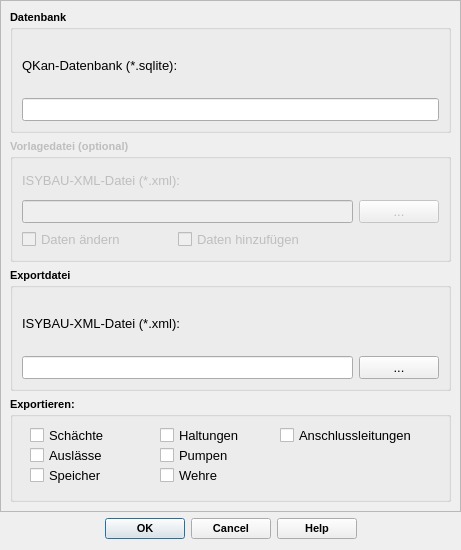
SonkeHoffmann/QKan-1, file qkan/isyporter/res/xml_export_dialog_base.ui: the form before one commit.
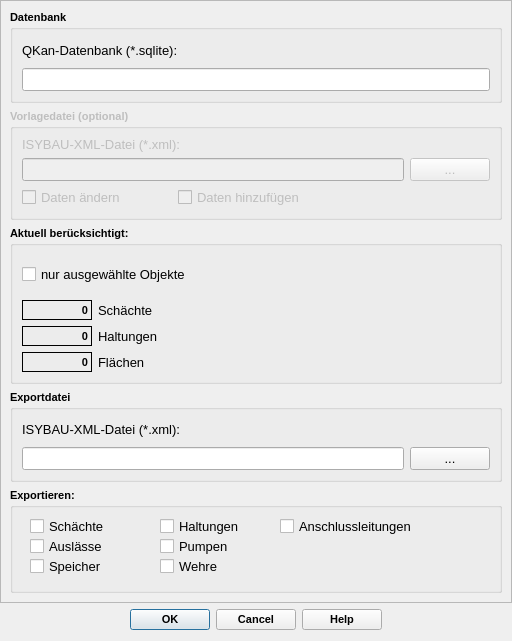
The form after the commit.

Diff of the .ui file:
```diff
--- a/qkan/isyporter/res/xml_export_dialog_base.ui
+++ b/qkan/isyporter/res/xml_export_dialog_base.ui
@@ -6,14 +6,14 @@
    <rect>
     <x>0</x>
     <y>0</y>
-    <width>461</width>
-    <height>550</height>
+    <width>512</width>
+    <height>641</height>
    </rect>
   </property>
   <property name="maximumSize">
    <size>
     <width>16777215</width>
-    <height>550</height>
+    <height>650</height>
    </size>
   </property>
   <property name="windowTitle">
@@ -38,9 +38,9 @@
       <property name="geometry">
        <rect>
         <x>0</x>
-        <y>0</y>
-        <width>459</width>
-        <height>502</height>
+        <y>-46</y>
+        <width>489</width>
+        <height>654</height>
        </rect>
       </property>
       <layout class="QVBoxLayout" name="verticalLayout_3">
@@ -206,6 +206,200 @@
          </layout>
         </widget>
        </item>
+       <item>
+        <widget class="QGroupBox" name="groupBox_6">
+         <property name="font">
+          <font>
+           <family>Tahoma</family>
+           <pointsize>8</pointsize>
+           <weight>75</weight>
+           <bold>true</bold>
+          </font>
+         </property>
+         <property name="title">
+          <string>Aktuell berücksichtigt:</string>
+         </property>
+         <layout class="QVBoxLayout" name="verticalLayout_6">
+          <item>
+           <widget class="QCheckBox" name="cb_selectedObjects">
+            <property name="minimumSize">
+             <size>
+              <width>0</width>
+              <height>40</height>
+             </size>
+            </property>
+            <property name="font">
+             <font>
+              <family>Tahoma</family>
+              <pointsize>10</pointsize>
+              <weight>50</weight>
+              <bold>false</bold>
+             </font>
+            </property>
+            <property name="text">
+             <string>nur ausgewählte Objekte</string>
+            </property>
+           </widget>
+          </item>
+          <item>
+           <layout class="QHBoxLayout" name="horizontalLayout_4">
+            <item>
+             <widget class="QLabel" name="lf_anzahl_schaechte">
+              <property name="minimumSize">
+               <size>
+                <width>70</width>
+                <height>20</height>
+               </size>
+              </property>
+              <property name="maximumSize">
+               <size>
+                <width>70</width>
+                <height>20</height>
+               </size>
+              </property>
+              <property name="font">
+               <font>
+                <family>Tahoma</family>
+                <pointsize>8</pointsize>
+                <weight>75</weight>
+                <bold>true</bold>
+               </font>
+              </property>
+              <property name="frameShape">
+               <enum>QFrame::Panel</enum>
+              </property>
+              <property name="text">
+               <string>0</string>
+              </property>
+              <property name="alignment">
+               <set>Qt::AlignRight|Qt::AlignTrailing|Qt::AlignVCenter</set>
+              </property>
+             </widget>
+            </item>
+            <item>
+             <widget class="QLabel" name="label_33">
+              <property name="font">
+               <font>
+                <family>Tahoma</family>
+                <pointsize>10</pointsize>
+                <weight>50</weight>
+                <bold>false</bold>
+               </font>
+              </property>
+              <property name="text">
+               <string>Schächte</string>
+              </property>
+             </widget>
+            </item>
+           </layout>
+          </item>
+          <item>
+           <layout class="QHBoxLayout" name="horizontalLayout_5">
+            <item>
+             <widget class="QLabel" name="lf_anzahl_haltungen">
+              <property name="minimumSize">
+               <size>
+                <width>70</width>
+                <height>20</height>
+               </size>
+              </property>
+              <property name="maximumSize">
+               <size>
+                <width>70</width>
+                <height>20</height>
+               </size>
+              </property>
+              <property name="font">
+               <font>
+                <family>Tahoma</family>
+                <pointsize>8</pointsize>
+                <weight>75</weight>
+                <bold>true</bold>
+               </font>
+              </property>
+              <property name="frameShape">
+               <enum>QFrame::Panel</enum>
+              </property>
+              <property name="text">
+               <string>0</string>
+              </property>
+              <property name="alignment">
+               <set>Qt::AlignRight|Qt::AlignTrailing|Qt::AlignVCenter</set>
+              </property>
+             </widget>
+            </item>
+            <item>
+             <widget class="QLabel" name="label_13">
+              <property name="font">
+               <font>
+                <family>Tahoma</family>
+                <pointsize>10</pointsize>
+                <weight>50</weight>
+                <bold>false</bold>
+               </font>
+              </property>
+              <property name="text">
+               <string>Haltungen</string>
+              </property>
+             </widget>
+            </item>
+           </layout>
+          </item>
+          <item>
+           <layout class="QHBoxLayout" name="horizontalLayout_6">
+            <item>
+             <widget class="QLabel" name="lf_anzahl_flaechen">
+              <property name="minimumSize">
+               <size>
+                <width>70</width>
+                <height>20</height>
+               </size>
+              </property>
+              <property name="maximumSize">
+               <size>
+                <width>70</width>
+                <height>20</height>
+               </size>
+              </property>
+              <property name="font">
+               <font>
+                <family>Tahoma</family>
+                <pointsize>8</pointsize>
+                <weight>75</weight>
+                <bold>true</bold>
+               </font>
+              </property>
+              <property name="frameShape">
+               <enum>QFrame::Panel</enum>
+              </property>
+              <property name="text">
+               <string>0</string>
+              </property>
+              <property name="alignment">
+               <set>Qt::AlignRight|Qt::AlignTrailing|Qt::AlignVCenter</set>
+              </property>
+             </widget>
+            </item>
+            <item>
+             <widget class="QLabel" name="label_12">
+              <property name="font">
+               <font>
+                <family>Tahoma</family>
+                <pointsize>10</pointsize>
+                <weight>50</weight>
+                <bold>false</bold>
+               </font>
+              </property>
+              <property name="text">
+               <string>Flächen</string>
+              </property>
+             </widget>
+            </item>
+           </layout>
+          </item>
+         </layout>
+        </widget>
+       </item>
        <item>
         <widget class="QGroupBox" name="groupBox_2">
          <property name="font">
```
